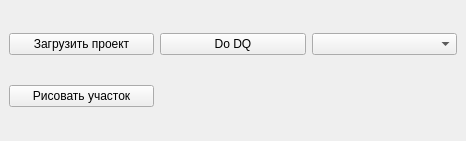
Old version of the form mySelectionNewDock_dockwidget_base.ui in the repository andrewGIS/qgis.
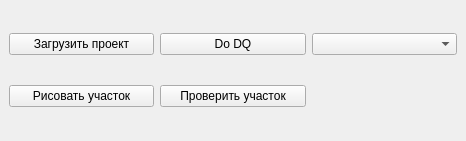
New version of the form.

The edit to the form file:
```diff
--- a/mySelectionNewDock_dockwidget_base.ui
+++ b/mySelectionNewDock_dockwidget_base.ui
@@ -39,6 +39,13 @@
       </property>
      </widget>
     </item>
+    <item row="1" column="2">
+     <widget class="QPushButton" name="checkParcel">
+      <property name="text">
+       <string>Проверить участок</string>
+      </property>
+     </widget>
+    </item>
    </layout>
   </widget>
  </widget>
```
